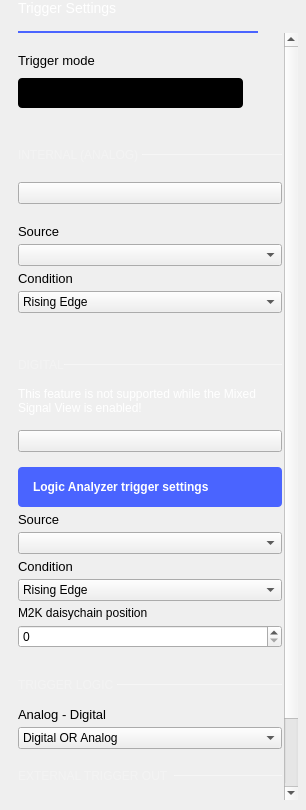
Old version of the form ui/trigger_settings.ui in the repository analogdevicesinc/scopy.
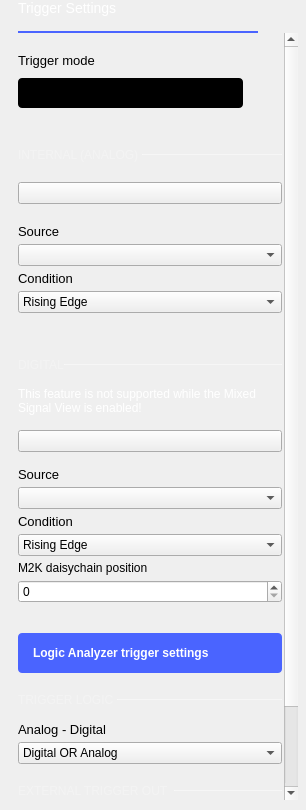
New version of the form. Custom widgets are drawn as their Qt base class.

Commit message: Fix trigger issues with Mixed Signal View

```diff
--- a/ui/trigger_settings.ui
+++ b/ui/trigger_settings.ui
@@ -115,7 +115,7 @@
         <x>0</x>
         <y>0</y>
         <width>266</width>
-        <height>914</height>
+        <height>929</height>
        </rect>
       </property>
       <layout class="QVBoxLayout" name="verticalLayout_4">
@@ -588,38 +588,6 @@
             <property name="bottomMargin">
              <number>0</number>
             </property>
-            <item>
-             <widget class="QPushButton" name="btnLogicAnalyzerTriggers">
-              <property name="styleSheet">
-               <string notr="true">
-QPushButton {
-
-height: 40px;
-
-  text-align: left;
-  font-weight: bold;
-  padding-left: 15px;
-  padding-right: 15px;
-  border-radius: 4px;
-
-  background-color: #4a64ff;
-  color: #ffffff;
-
-}
-
-QPushButton:pressed {
-  background-color: #2a44df;
-}
-
-QPushButton:hover {
-	background-color: #4a34ff;
-}</string>
-              </property>
-              <property name="text">
-               <string>Logic Analyzer trigger settings</string>
-              </property>
-             </widget>
-            </item>
             <item>
              <widget class="QLabel" name="label_6">
               <property name="styleSheet">
@@ -702,6 +670,38 @@
          </item>
         </layout>
        </item>
+       <item>
+        <widget class="QPushButton" name="btnLogicAnalyzerTriggers">
+         <property name="styleSheet">
+          <string notr="true">
+QPushButton {
+
+height: 40px;
+
+  text-align: left;
+  font-weight: bold;
+  padding-left: 15px;
+  padding-right: 15px;
+  border-radius: 4px;
+
+  background-color: #4a64ff;
+  color: #ffffff;
+
+}
+
+QPushButton:pressed {
+  background-color: #2a44df;
+}
+
+QPushButton:hover {
+	background-color: #4a34ff;
+}</string>
+         </property>
+         <property name="text">
+          <string>Logic Analyzer trigger settings</string>
+         </property>
+        </widget>
+       </item>
        <item>
         <widget class="QWidget" name="trigger_logic_controls" native="true">
          <property name="minimumSize">
```
Left out of the diff: 1 changed line with no effect on the pictures. The commit also changes 3 other files.
